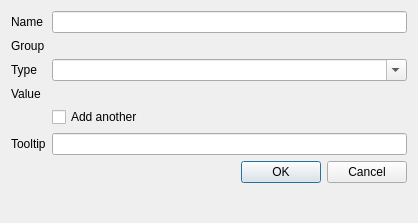
Before: the Qt Designer form src/Gui/Dialogs/DlgAddPropertyVarSet.ui in southseact-3d/fcd, drawn with Qt 5.
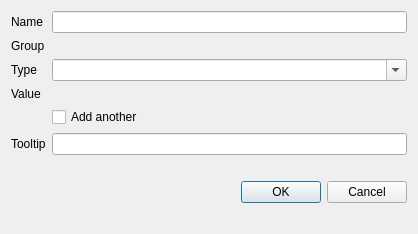
After: the same form once the commit is applied.

```diff
--- a/src/Gui/Dialogs/DlgAddPropertyVarSet.ui
+++ b/src/Gui/Dialogs/DlgAddPropertyVarSet.ui
@@ -7,7 +7,7 @@
     <x>0</x>
     <y>0</y>
     <width>418</width>
-    <height>223</height>
+    <height>234</height>
    </rect>
   </property>
   <property name="windowTitle">
@@ -70,6 +70,13 @@
     <widget class="QLineEdit" name="lineEditToolTip"/>
    </item>
    <item row="6" column="0" colspan="2">
+    <widget class="QLabel" name="labelError">
+     <property name="text">
+      <string/>
+     </property>
+    </widget>
+   </item>
+   <item row="7" column="0" colspan="2">
     <widget class="QDialogButtonBox" name="buttonBox">
      <property name="orientation">
       <enum>Qt::Horizontal</enum>
```
